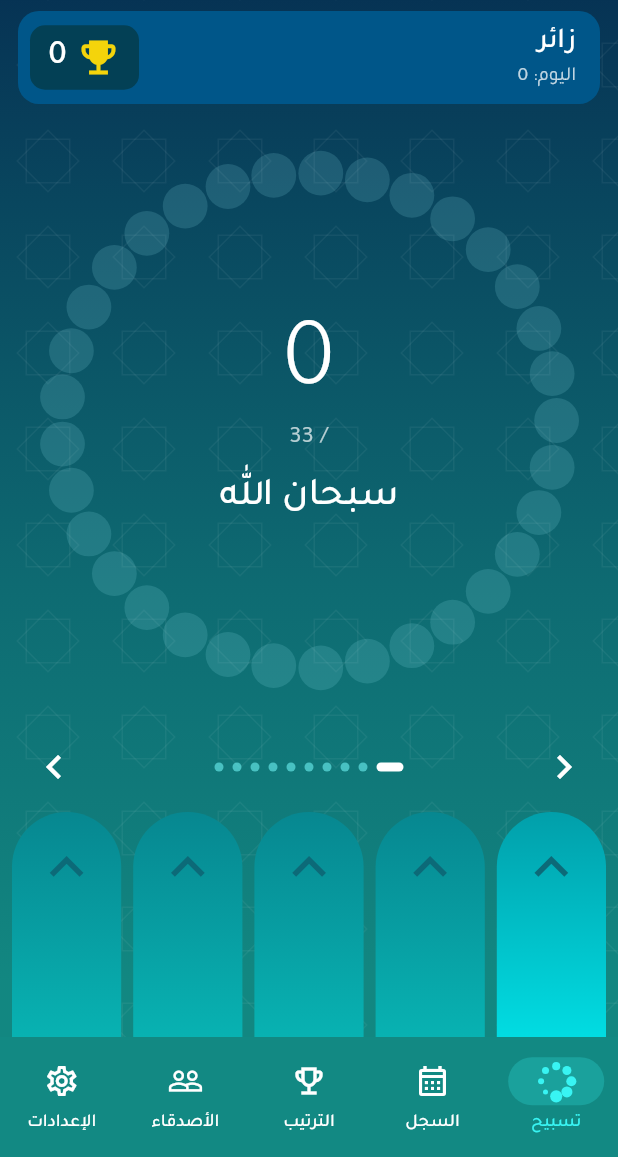
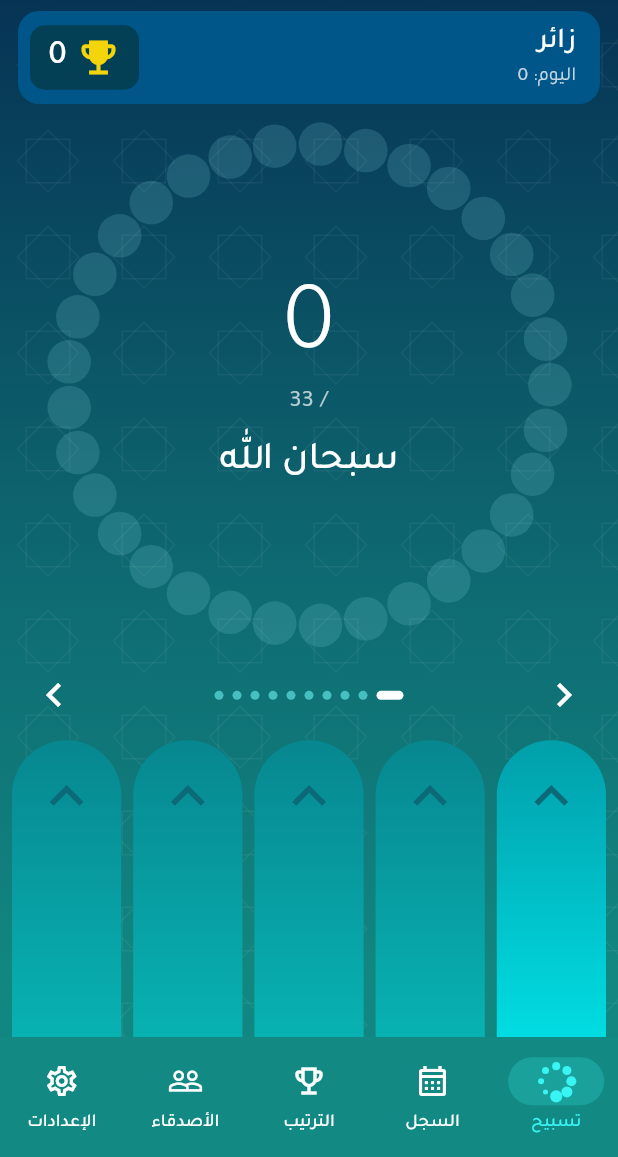
Before and after one commit to revinnmedia/Gallery, a Flutter app: the screen it shows after launch, on a phone screen of 412 x 824 dp, the part 79-1236 px from its top. Run offline on Flutter 3.47's test engine with Material 3 defaults, Android fonts, the phone set to English and light mode, and no system bars; our stand-ins replace cloud_firestore, firebase_auth, firebase_core, flutter_local_notifications, flutter_timezone, google_sign_in and 6 more; missing offline and left inert: games_services; accounts and stored records are empty.

Commit message:
كنز المسلم: أصابع أطول
Co-Authored-By: Claude Opus 5.5 <noreply@anthropic.com>
Claude-Session: https://claude.ai/code/session_01V9VwhKtzg8bghUGNnFs7Nt

```diff
--- a/kanz-almuslim/lib/screens/tasbeeh_screen.dart
+++ b/kanz-almuslim/lib/screens/tasbeeh_screen.dart
@@ -301,7 +301,8 @@ class _TasbeehScreenState extends State<TasbeehScreen> with TickerProviderStateM
                           ),
                           const SizedBox(height: 6),
                           SizedBox(
-                            height: 150,
+                            // الأصابع تأخذ مساحة مريحة تتناسب مع طول الشاشة.
+                            height: (MediaQuery.sizeOf(context).height * 0.24).clamp(150.0, 215.0),
                             child: FingersRow(
                               controller: _fingers,
                               onSwipe: () => _count(fly: true),
```
